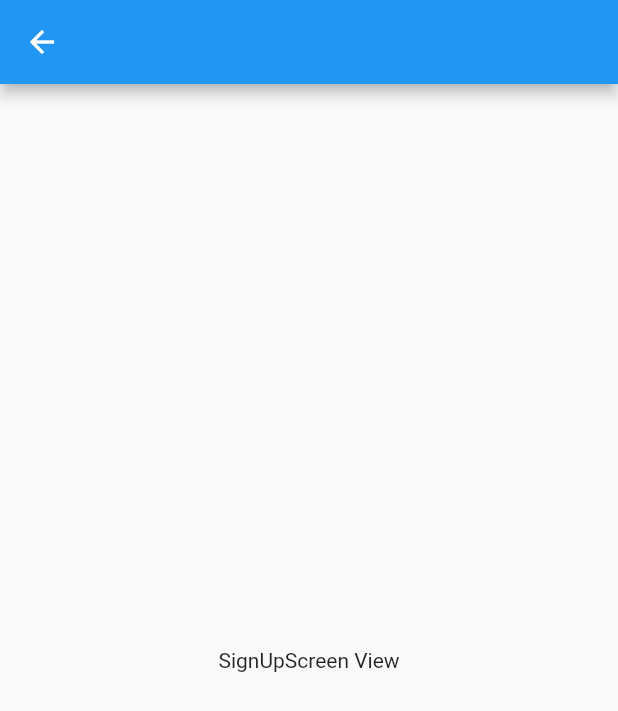
After one commit to Simple-Computers-101/icefishingderby, a Flutter app: the SignUpScreenView screen opened by its route, on a phone screen of 412 x 824 dp. The commit adds this screen. Shown: the top 711 px of the screen. Run offline on Flutter 3.47's test engine with Material 2 defaults, Android fonts, the phone set to English and light mode, and no system bars; our stand-ins replace equatable, get_it, google_fonts, logger, stacked, stacked_services.

Commit message:
added views for signup and login
views added.

```diff
--- a/lib/core/router.dart
+++ b/lib/core/router.dart
@@ -4,12 +4,18 @@ import 'package:flutter/material.dart';
 import 'package:icefishingderby/core/router_constants.dart';
 
 import 'package:icefishingderby/views/splash_screen/splash_screen_view.dart' as view0;
+import 'package:icefishingderby/views/login_screen/login_screen_view.dart' as view1;
+import 'package:icefishingderby/views/sign_up_screen/sign_up_screen_view.dart' as view2;
 
 class Router {
   static Route<dynamic> generateRoute(RouteSettings settings) {
     switch (settings.name) {
       case splashScreenViewRoute:
         return MaterialPageRoute(builder: (_) => view0.SplashScreenView());
+      case loginScreenViewRoute:
+        return MaterialPageRoute(builder: (_) => view1.LoginScreenView());
+      case signUpScreenViewRoute:
+        return MaterialPageRoute(builder: (_) => view2.SignUpScreenView());
       default:
         return MaterialPageRoute(
           builder: (_) => Scaffold(
--- a/lib/core/router.json
+++ b/lib/core/router.json
@@ -1,10 +1,20 @@
 {
-    "last_updated": "Wed, 24 Feb 2021 14:25:51 GMT",
+    "last_updated": "Wed, 24 Feb 2021 14:53:18 GMT",
     "routes": [
         {
             "file_path": "views/splash_screen/splash_screen_view.dart",
             "route_name": "splash_screenViewRoute",
             "view_name": "SplashScreenView"
+        },
+        {
+            "file_path": "views/login_screen/login_screen_view.dart",
+            "route_name": "login_screenViewRoute",
+            "view_name": "LoginScreenView"
+        },
+        {
+            "file_path": "views/sign_up_screen/sign_up_screen_view.dart",
+            "route_name": "sign_up_screenViewRoute",
+            "view_name": "SignUpScreenView"
         }
     ]
 }
--- a/lib/core/router_constants.dart
+++ b/lib/core/router_constants.dart
@@ -1,3 +1,5 @@
 // [ This is an auto generated file ]
 
 const String splashScreenViewRoute = 'splashScreenViewRoute';
+const String loginScreenViewRoute = 'loginScreenViewRoute';
+const String signUpScreenViewRoute = 'signUpScreenViewRoute';
--- /dev/null
+++ b/lib/views/sign_up_screen/sign_up_screen_view.dart
@@ -0,0 +1,20 @@
+import 'package:flutter/material.dart';
+import 'package:stacked/stacked.dart';
+import 'sign_up_screen_view_model.dart';
+
+class SignUpScreenView extends StatelessWidget {
+  @override
+  Widget build(BuildContext context) {
+    return ViewModelBuilder<SignUpScreenViewModel>.reactive(
+      builder: (BuildContext context, SignUpScreenViewModel viewModel, Widget _) {
+        return Scaffold(
+          appBar: AppBar(),
+          body: Center(
+            child: Text('SignUpScreen View'),
+          ),
+        );
+      },
+      viewModelBuilder: () => SignUpScreenViewModel(),
+    );
+  }
+}
--- /dev/null
+++ b/lib/views/sign_up_screen/sign_up_screen_view_model.dart
@@ -0,0 +1,11 @@
+import 'package:logger/logger.dart';
+import 'package:stacked/stacked.dart';
+import 'package:icefishingderby/core/logger.dart';
+
+class SignUpScreenViewModel extends BaseViewModel {
+  Logger log;
+
+  SignUpScreenViewModel() {
+    this.log = getLogger(this.runtimeType.toString());
+  }
+}
```
Also changed, not shown: lib/views/login_screen/login_screen_view.dart (added, +20 -0 lines), lib/views/login_screen/login_screen_view_model.dart (added, +11 -0 lines).
